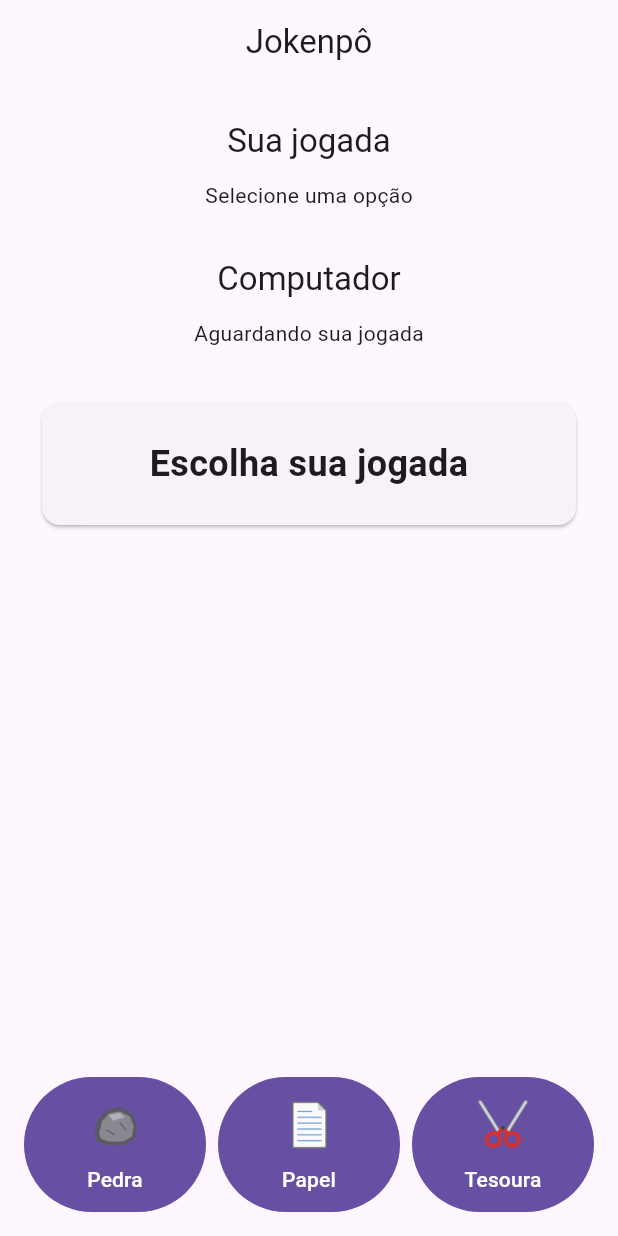
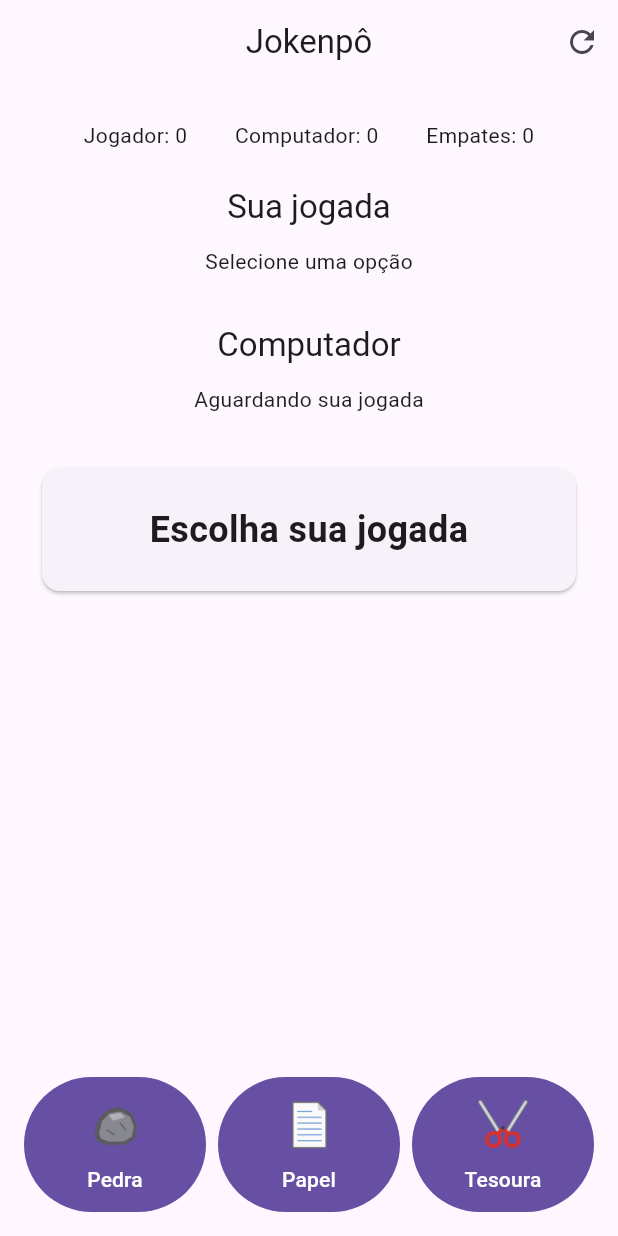
Before and after one commit to Lucas-RA/Ex-Jokenpo_Teste, a Flutter app: the screen it shows after launch, on a phone screen of 412 x 824 dp. Run offline on Flutter 3.47's test engine with Material 3 defaults, Android fonts, the phone set to English and light mode, and no system bars.

Commit message:
feat(etapa-18): mostra o placar na tela com botão de zerar
Co-Authored-By: Claude Opus 5.5 <noreply@anthropic.com>

```diff
--- a/lib/screens/jokenpo_screen.dart
+++ b/lib/screens/jokenpo_screen.dart
@@ -1,6 +1,7 @@
 import 'package:flutter/material.dart';
 
 import '../models/jogada.dart';
+import '../models/placar.dart';
 import '../services/jokenpo_service.dart';
 import '../services/player.dart';
 
@@ -15,6 +16,7 @@ class JokenpoScreen extends StatefulWidget {
 
 class _JokenpoScreenState extends State<JokenpoScreen> {
   final JokenpoService service = JokenpoService();
+  final Placar placar = Placar();
 
   Jogada? jogadaUsuario;
   Jogada? jogadaComputador;
@@ -29,13 +31,41 @@ class _JokenpoScreenState extends State<JokenpoScreen> {
       jogadaComputador = computador;
 
       resultado = service.verificarResultado(jogador, computador);
+
+      if (resultado == 'Empate') {
+        placar.registrarEmpate();
+      } else if (resultado == 'Você venceu!') {
+        placar.registrarVitoriaJogador();
+      } else {
+        placar.registrarVitoriaComputador();
+      }
+    });
+  }
+
+  void resetar() {
+    setState(() {
+      placar.resetar();
+      jogadaUsuario = null;
+      jogadaComputador = null;
+      resultado = 'Escolha sua jogada';
     });
   }
 
   @override
   Widget build(BuildContext context) {
     return Scaffold(
-      appBar: AppBar(title: const Text('Jokenpô'), centerTitle: true),
+      appBar: AppBar(
+        title: const Text('Jokenpô'),
+        centerTitle: true,
+        actions: [
+          IconButton(
+            key: const Key('resetar'),
+            tooltip: 'Zerar placar',
+            onPressed: resetar,
+            icon: const Icon(Icons.refresh),
+          ),
+        ],
+      ),
 
       body: SafeArea(
         child: Padding(
@@ -46,6 +76,26 @@ class _JokenpoScreenState extends State<JokenpoScreen> {
                 child: SingleChildScrollView(
                   child: Column(
                     children: [
+                      Row(
+                        mainAxisAlignment: MainAxisAlignment.spaceEvenly,
+                        children: [
+                          Text(
+                            'Jogador: ${placar.jogador}',
+                            key: const Key('placar_jogador'),
+                          ),
+                          Text(
+                            'Computador: ${placar.computador}',
+                            key: const Key('placar_computador'),
+                          ),
+                          Text(
+                            'Empates: ${placar.empates}',
+                            key: const Key('placar_empates'),
+                          ),
+                        ],
+                      ),
+
+                      const SizedBox(height: 24),
+
                       _JogadaSelecionada(
                         titulo: 'Sua jogada',
                         jogada: jogadaUsuario,
```
Also changed, not shown: 1 other file.
